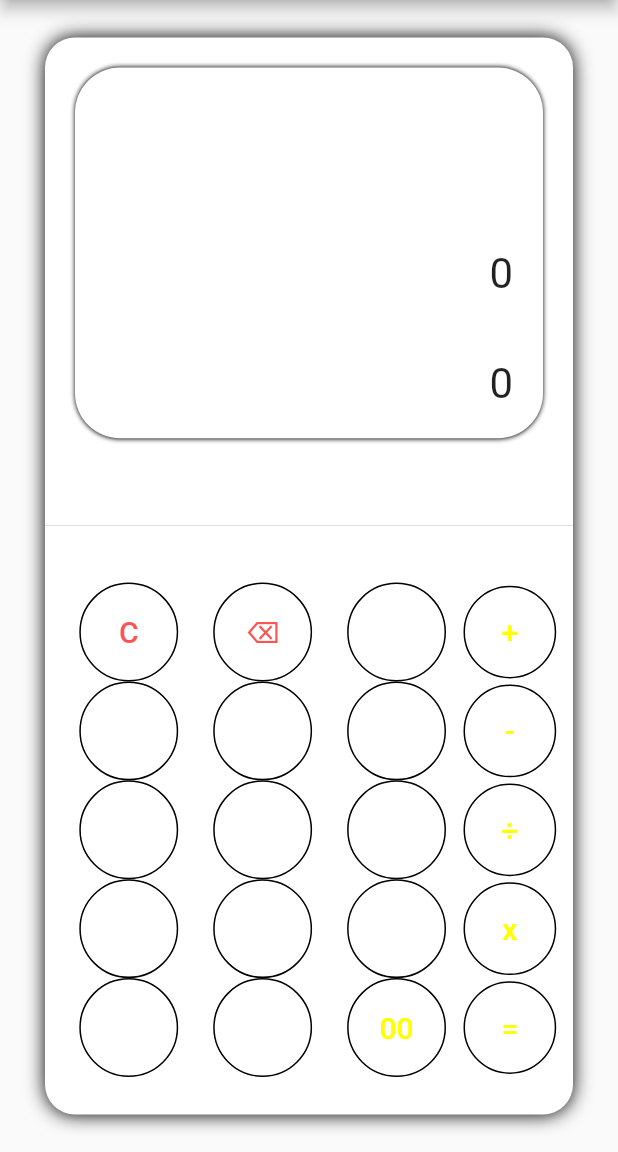
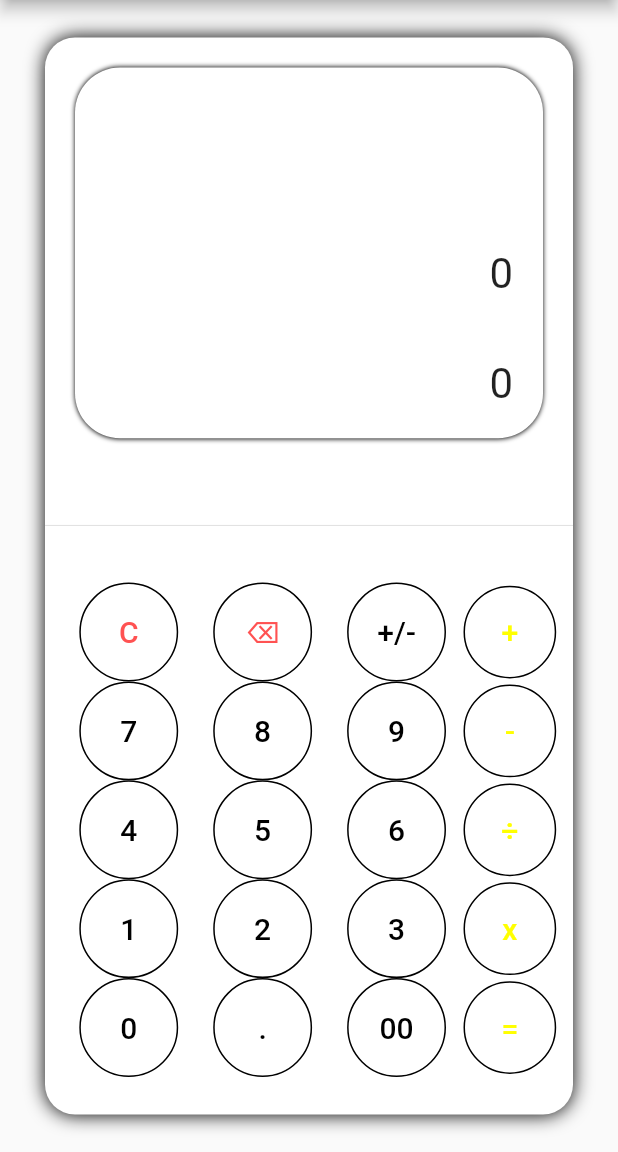
Before and after one commit to mhabdulbaaki/Calculator-App, a Flutter app: the screen it shows after launch, on a phone screen of 412 x 824 dp, the part 84-1236 px from its top. Run offline on Flutter 3.47's test engine with Material 2 defaults, Android fonts, the phone set to English and light mode, and no system bars; our stand-ins replace math_expressions.

Commit message:
keypad color correction

```diff
--- a/lib/main.dart
+++ b/lib/main.dart
@@ -151,30 +151,30 @@ class _MyCalculatorState extends State<MyCalculator> {
                       children: [
                         appButton('C', Colors.redAccent),
                         appButton('⌫', Colors.redAccent),
-                        appButton('+/-', Colors.white),
+                        appButton('+/-', Colors.black),
                       ],
                     ),
                     TableRow(
                       children: [
-                        appButton('7', Colors.white),
-                        appButton('8', Colors.white),
-                        appButton('9', Colors.white),
+                        appButton('7', Colors.black),
+                        appButton('8', Colors.black),
+                        appButton('9', Colors.black),
                       ],
                     ),
                     TableRow(children: [
-                      appButton('4', Colors.white),
-                      appButton('5', Colors.white),
-                      appButton('6', Colors.white),
+                      appButton('4', Colors.black),
+                      appButton('5', Colors.black),
+                      appButton('6', Colors.black),
                     ]),
                     TableRow(children: [
-                      appButton('1', Colors.white),
-                      appButton('2', Colors.white),
-                      appButton('3', Colors.white),
+                      appButton('1', Colors.black),
+                      appButton('2', Colors.black),
+                      appButton('3', Colors.black),
                     ]),
                     TableRow(children: [
-                      appButton('0', Colors.white),
-                      appButton('.', Colors.white),
-                      appButton('00', Colors.yellowAccent),
+                      appButton('0', Colors.black),
+                      appButton('.', Colors.black),
+                      appButton('00', Colors.black),
                     ]),
                   ],
                 ),
```
